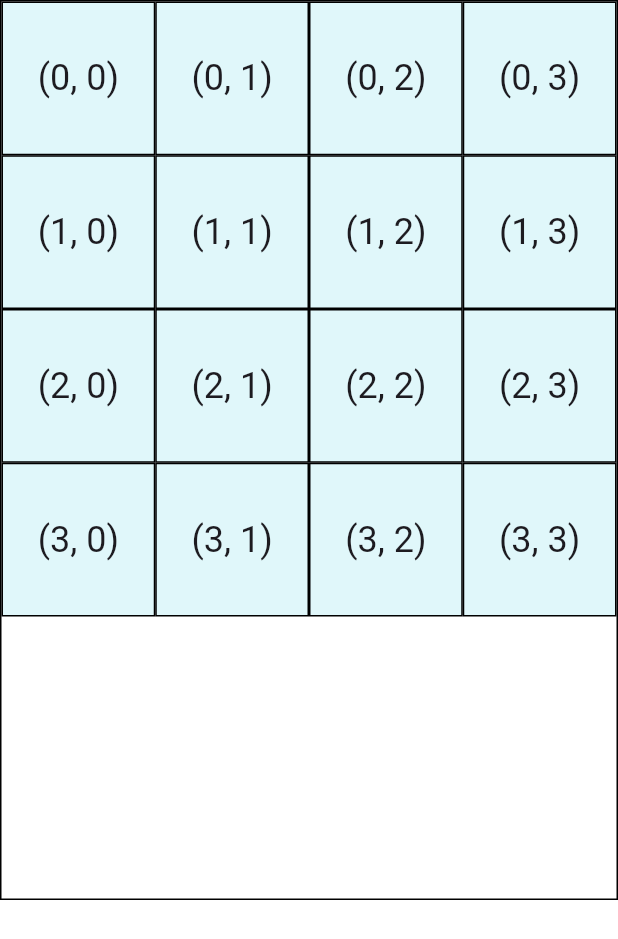
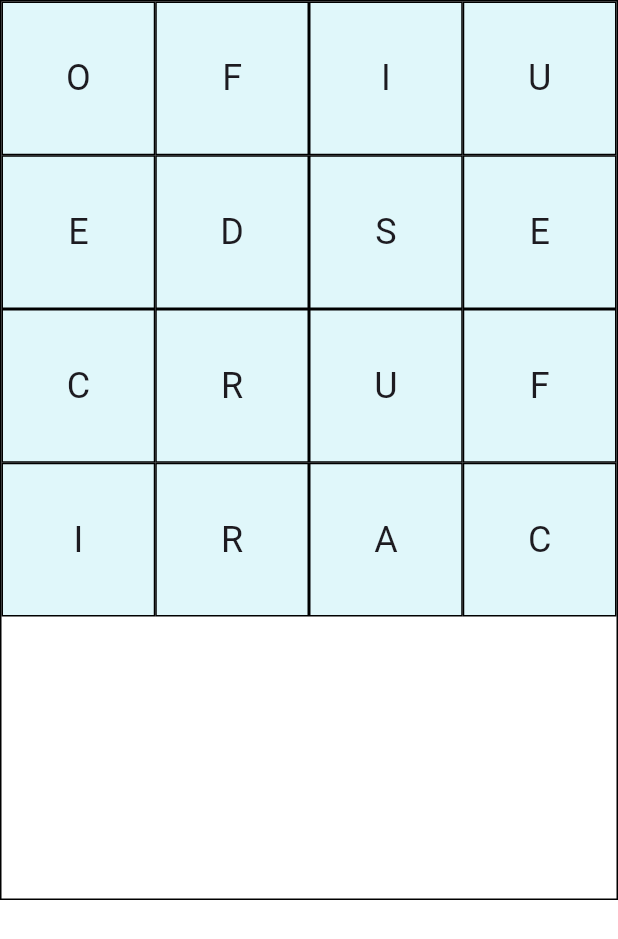
Before and after one commit to SandroMaglione/flutter_state_management_all_in_one, a Flutter app: the screen it shows after launch, on a phone screen of 412 x 824 dp. Shown: the top 939 px of the screen. Run offline on Flutter 3.47's test engine with Material 3 defaults, Android fonts, the phone set to English and light mode, and no system bars.

Commit message:
grid cells letter and index

```diff
--- a/lib/constants.dart
+++ b/lib/constants.dart
@@ -1,5 +1,37 @@
+typedef Letter = ({String letter, int points});
+
 abstract class Constants {
   static const gridSize = 4;
   static const double gridDimension = 600;
   static const double panMargin = 0.05;
+
+  /// https://en.wikipedia.org/wiki/Scrabble_letter_distributions
+  static final List<Letter> letters = [
+    ...List.filled(12, (letter: "E", points: 1)),
+    ...List.filled(9, (letter: "A", points: 1)),
+    ...List.filled(9, (letter: "I", points: 1)),
+    ...List.filled(8, (letter: "O", points: 1)),
+    ...List.filled(6, (letter: "N", points: 1)),
+    ...List.filled(6, (letter: "R", points: 1)),
+    ...List.filled(6, (letter: "T", points: 1)),
+    ...List.filled(4, (letter: "L", points: 1)),
+    ...List.filled(4, (letter: "S", points: 1)),
+    ...List.filled(4, (letter: "U", points: 1)),
+    ...List.filled(4, (letter: "D", points: 2)),
+    ...List.filled(3, (letter: "G", points: 2)),
+    ...List.filled(2, (letter: "B", points: 3)),
+    ...List.filled(2, (letter: "C", points: 3)),
+    ...List.filled(2, (letter: "M", points: 3)),
+    ...List.filled(2, (letter: "P", points: 3)),
+    ...List.filled(2, (letter: "F", points: 4)),
+    ...List.filled(2, (letter: "H", points: 4)),
+    ...List.filled(2, (letter: "V", points: 4)),
+    ...List.filled(2, (letter: "W", points: 4)),
+    ...List.filled(2, (letter: "Y", points: 4)),
+    ...List.filled(1, (letter: "K", points: 5)),
+    ...List.filled(1, (letter: "J", points: 8)),
+    ...List.filled(1, (letter: "X", points: 8)),
+    ...List.filled(1, (letter: "Q", points: 10)),
+    ...List.filled(1, (letter: "Z", points: 10)),
+  ];
 }
--- a/lib/grid.dart
+++ b/lib/grid.dart
@@ -1,8 +1,25 @@
+import 'dart:math';
+
 import 'package:flutter/material.dart';
 import 'package:flutter_state_management_all_in_one/constants.dart';
 
 typedef GridIndex = (int, int);
 typedef GridMargin = (double, double);
+typedef GridCell = ({Letter letter, GridIndex index});
+
+List<GridCell> extractGrid() {
+  var extractList = [...Constants.letters];
+
+  List<GridCell> cells = [];
+  for (var i = 0; i < Constants.gridSize * Constants.gridSize; ++i) {
+    final letter = extractList.removeAt(Random().nextInt(extractList.length));
+    final index = ((i / Constants.gridSize).floor(), i % Constants.gridSize);
+
+    cells.add((index: index, letter: letter));
+  }
+
+  return cells;
+}
 
 class Grid extends StatefulWidget {
   const Grid({
@@ -15,6 +32,7 @@ class Grid extends StatefulWidget {
 
 class _GridState extends State<Grid> {
   final Set<GridIndex> _indexes = {};
+  final List<({Letter letter, GridIndex index})> _letters = extractGrid();
 
   @override
   Widget build(BuildContext context) {
@@ -44,27 +62,24 @@ class _GridState extends State<Grid> {
       },
       child: GridView.count(
         crossAxisCount: Constants.gridSize,
-        children: List.generate(
-          Constants.gridSize * Constants.gridSize,
-          (index) {
-            final row = (index / Constants.gridSize).floor();
-            final column = index % Constants.gridSize;
-            return Container(
+        children: _letters
+            .map(
+              (entry) => Container(
                 decoration: BoxDecoration(
-                color: _indexes.contains((row, column))
+                  color: _indexes.contains(entry.index)
                       ? Colors.cyan
                       : Colors.cyan[50],
                   border: Border.all(color: Colors.black),
                 ),
                 child: Center(
                   child: Text(
-                  "($row, $column)",
+                    entry.letter.letter,
                     style: Theme.of(context).textTheme.headlineSmall,
                   ),
                 ),
-            );
-          },
               ),
+            )
+            .toList(),
       ),
     );
   }
```
Lines whose indentation alone changed are shown as unchanged.
